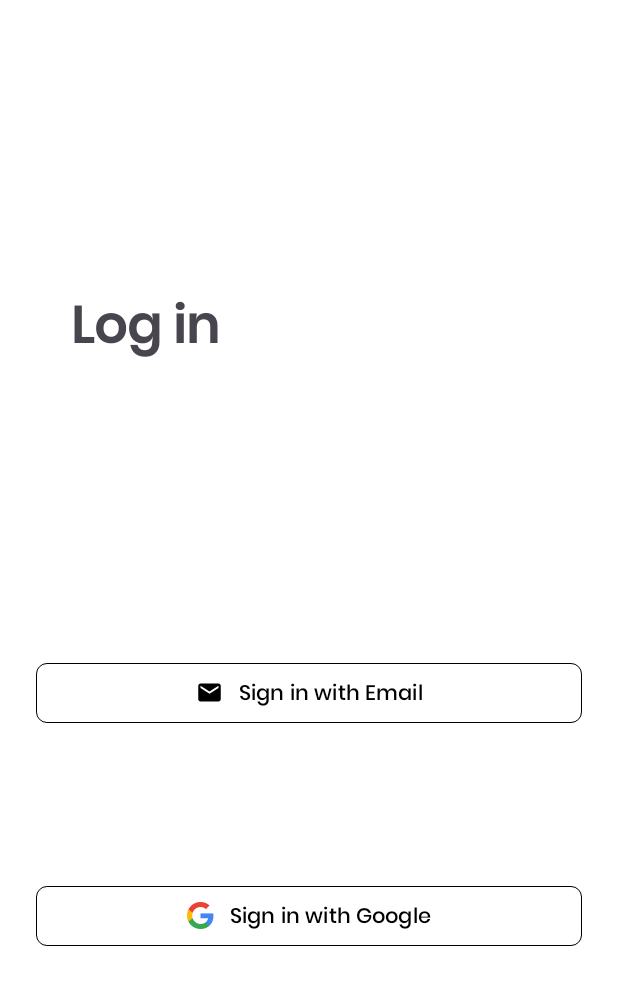
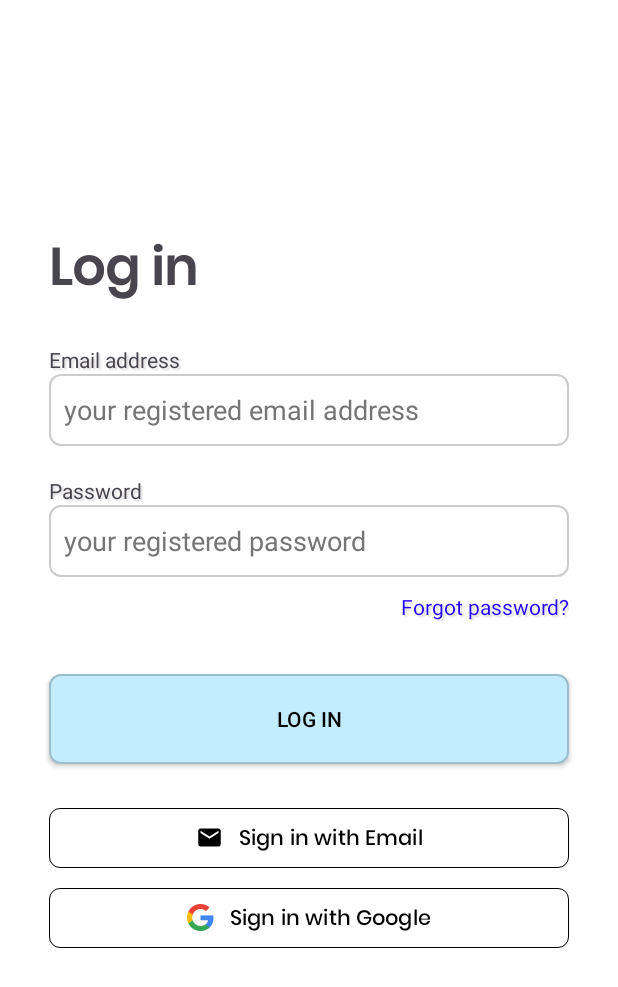
Before and after one commit to Thormogal/CloseBySocialize, an Android app: the LoginActivity screen opened directly, with no data from a screen before it, on a phone screen of 412 x 824 dp. Shown: the top 987 px of the screen. Run offline under Robolectric (Android 15) with nearby library versions, the phone set to English and light mode, and no system bars; our stand-ins replace Firebase (no records; nobody signed in at launch, a user with empty details on screens opened directly).

Commit message:
Fixed some more of the layout on the login screen. Added strings and a color.

```diff
--- a/app/src/main/res/layout/activity_login.xml
+++ b/app/src/main/res/layout/activity_login.xml
@@ -6,14 +6,129 @@
     android:layout_height="match_parent"
     android:background="@color/primary_background">
 
+    <androidx.constraintlayout.widget.Guideline
+        android:id="@+id/loginVerticalGuideline1"
+        android:layout_width="wrap_content"
+        android:layout_height="wrap_content"
+        android:orientation="vertical"
+        app:layout_constraintGuide_percent="0.08" />
+
+    <androidx.constraintlayout.widget.Guideline
+        android:id="@+id/loginVerticalGuideline2"
+        android:layout_width="wrap_content"
+        android:layout_height="wrap_content"
+        android:orientation="vertical"
+        app:layout_constraintGuide_percent="0.92" />
+
+    <TextView
+        android:id="@+id/logInTextView"
+        android:layout_width="0dp"
+        android:layout_height="wrap_content"
+        android:fontFamily="@font/poppins_medium"
+        android:text="@string/log_in"
+        android:textSize="34sp"
+        android:textStyle="bold"
+        app:layout_constraintStart_toStartOf="@id/loginVerticalGuideline1"
+        app:layout_constraintEnd_toEndOf="@id/loginVerticalGuideline2"
+        app:layout_constraintTop_toTopOf="parent"
+        app:layout_constraintBottom_toBottomOf="parent"
+        app:layout_constraintVertical_bias="0.20" />
+
+    <TextView
+        android:id="@+id/loginEmailTextView"
+        android:layout_width="0dp"
+        android:layout_height="wrap_content"
+        android:layout_marginTop="20dp"
+        android:shadowColor="@color/primary_text_background_shadow"
+        android:shadowDx="2"
+        android:shadowDy="2"
+        android:shadowRadius="1"
+        android:text="@string/email_address"
+        app:layout_constraintStart_toStartOf="@id/loginVerticalGuideline1"
+        app:layout_constraintEnd_toEndOf="@id/loginVerticalGuideline2"
+        app:layout_constraintTop_toBottomOf="@+id/logInTextView" />
+
+    <EditText
+        android:id="@+id/loginEmailEditText"
+        android:layout_width="0dp"
+        android:layout_height="wrap_content"
+        android:background="@drawable/button_login_border"
+        android:hint="@string/registered_email"
+        android:inputType="textEmailAddress"
+        android:maxLines="1"
+        android:minHeight="48dp"
+        android:padding="10dp"
+        android:textColorHint="#757575"
+        app:layout_constraintStart_toStartOf="@id/loginVerticalGuideline1"
+        app:layout_constraintEnd_toEndOf="@id/loginVerticalGuideline2"
+        app:layout_constraintTop_toBottomOf="@id/loginEmailTextView" />
+
+    <TextView
+        android:id="@+id/loginPasswordTextView"
+        android:layout_width="0dp"
+        android:layout_height="wrap_content"
+        android:layout_marginTop="20dp"
+        android:shadowColor="@color/primary_text_background_shadow"
+        android:shadowDx="2"
+        android:shadowDy="2"
+        android:shadowRadius="1"
+        android:text="@string/password"
+        app:layout_constraintStart_toStartOf="@id/loginVerticalGuideline1"
+        app:layout_constraintEnd_toEndOf="@id/loginVerticalGuideline2"
+        app:layout_constraintTop_toBottomOf="@+id/loginEmailEditText" />
+
+    <EditText
+        android:id="@+id/loginPasswordEditText"
+        android:layout_width="0dp"
+        android:layout_height="wrap_content"
+        android:background="@drawable/button_login_border"
+        android:hint="@string/registered_password"
+        android:inputType="textPassword"
+        android:maxLines="1"
+        android:minHeight="48dp"
+        android:padding="10dp"
+        android:textColorHint="#757575"
+        app:layout_constraintStart_toStartOf="@id/loginVerticalGuideline1"
+        app:layout_constraintEnd_toEndOf="@id/loginVerticalGuideline2"
+        app:layout_constraintTop_toBottomOf="@id/loginPasswordTextView" />
+
+    <TextView
+        android:id="@+id/forgotPasswordTextView"
+        android:layout_width="0dp"
+        android:layout_height="wrap_content"
+        android:layout_marginTop="10dp"
+        android:shadowColor="@color/primary_text_background_shadow"
+        android:shadowDx="2"
+        android:shadowDy="2"
+        android:shadowRadius="1"
+        android:text="@string/forgot_password"
+        android:textAlignment="textEnd"
+        android:textColor="@color/primary_text_forgot_password_blue"
+        app:layout_constraintEnd_toEndOf="@id/loginVerticalGuideline2"
+        app:layout_constraintStart_toStartOf="@id/loginVerticalGuideline1"
+        app:layout_constraintTop_toBottomOf="@+id/loginPasswordEditText" />
+
+    <androidx.appcompat.widget.AppCompatButton
+        android:id="@+id/loginButton"
+        android:layout_width="0dp"
+        android:layout_height="wrap_content"
+        android:layout_marginTop="35dp"
+        android:background="@drawable/button_login_border"
+        android:backgroundTint="@color/primary_blue"
+        android:backgroundTintMode="multiply"
+        android:minHeight="60dp"
+        android:text="@string/log_in"
+        android:textAlignment="center"
+        android:textColor="@color/primary_text"
+        app:layout_constraintStart_toStartOf="@id/loginVerticalGuideline1"
+        app:layout_constraintEnd_toEndOf="@id/loginVerticalGuideline2"
+        app:layout_constraintTop_toBottomOf="@+id/forgotPasswordTextView" />
+
     <Button
         android:id="@+id/signInEmailButton"
         android:layout_width="0dp"
         android:layout_height="48dp"
-        android:layout_marginTop="100dp"
-        android:layout_marginStart="24dp"
-        android:layout_marginEnd="24dp"
-        android:layout_marginBottom="5dp"
+        android:layout_marginTop="25dp"
         android:backgroundTint="@color/primary_background"
         android:fontFamily="@font/poppins_medium"
         android:includeFontPadding="false"
@@ -24,10 +139,10 @@
         app:iconGravity="textStart"
         app:iconPadding="10dp"
         app:iconTint="@color/primary_text"
+        app:layout_constraintTop_toBottomOf="@+id/loginButton"
         app:layout_constraintBottom_toTopOf="@id/signInGoogleButton"
-        app:layout_constraintEnd_toEndOf="parent"
-        app:layout_constraintStart_toStartOf="parent"
-        app:layout_constraintTop_toBottomOf="@+id/logInTextView"
+        app:layout_constraintEnd_toEndOf="@id/loginVerticalGuideline2"
+        app:layout_constraintStart_toStartOf="@id/loginVerticalGuideline1"
         app:strokeColor="@color/primary_text"
         app:strokeWidth="0.1dp" />
 
@@ -35,10 +150,7 @@
         android:id="@+id/signInGoogleButton"
         android:layout_width="0dp"
         android:layout_height="48dp"
-        android:layout_marginStart="24dp"
         android:layout_marginTop="5dp"
-        android:layout_marginEnd="24dp"
-        android:layout_marginBottom="100dp"
         android:backgroundTint="@color/primary_background"
         android:fontFamily="@font/poppins_medium"
         android:includeFontPadding="false"
@@ -50,26 +162,10 @@
         app:iconPadding="10dp"
         app:iconTint="@color/primary_background"
         app:iconTintMode="multiply"
-        app:layout_constraintBottom_toBottomOf="parent"
-        app:layout_constraintEnd_toEndOf="parent"
-        app:layout_constraintStart_toStartOf="parent"
         app:layout_constraintTop_toBottomOf="@id/signInEmailButton"
+        app:layout_constraintEnd_toEndOf="@id/loginVerticalGuideline2"
+        app:layout_constraintStart_toStartOf="@id/loginVerticalGuideline1"
         app:strokeColor="@color/primary_text"
         app:strokeWidth="0.1dp" />
 
-    <TextView
-        android:id="@+id/logInTextView"
-        android:layout_width="wrap_content"
-        android:layout_height="wrap_content"
-        android:fontFamily="@font/poppins_medium"
-        android:text="@string/log_in"
-        android:textSize="34sp"
-        android:textStyle="bold"
-        app:layout_constraintBottom_toBottomOf="parent"
-        app:layout_constraintEnd_toEndOf="parent"
-        app:layout_constraintStart_toStartOf="parent"
-        app:layout_constraintTop_toTopOf="parent"
-        app:layout_constraintHorizontal_bias="0.15"
-        app:layout_constraintVertical_bias="0.25" />
-
 </androidx.constraintlayout.widget.ConstraintLayout>
--- a/app/src/main/res/values/colors.xml
+++ b/app/src/main/res/values/colors.xml
@@ -9,5 +9,6 @@
     <color name="primary_text_background_transparent_70">#B3FFFFFF</color>
     <color name="primary_text_background_transparent_85">#D9FFFFFF</color>
     <color name="primary_text_background_shadow">#DADADA</color>
+    <color name="primary_text_forgot_password_blue">#2400FF</color>
 
 </resources>
--- a/app/src/main/res/values/strings.xml
+++ b/app/src/main/res/values/strings.xml
@@ -68,7 +68,10 @@
     // login screen
     <string name="log_in">Log in</string>
     <string name="email_address">Email address</string>
+    <string name="registered_email">your registered email address</string>
     <string name="password">Password</string>
+    <string name="registered_password">your registered password</string>
+    <string name="forgot_password">Forgot password?</string>
     <string name="login_buttonText_email">Sign in with Email</string>
     <string name="login_buttonText_google">Sign in with Google</string>
 
@@ -83,7 +86,6 @@
     // forgot password screen
     <string name="reset_password">Reset password</string>
     <string name="help_password">Please type a password you\'ll remember</string>
-    <string name="registered_email">your registered email address</string>
     <string name="new_password">New password</string>
     <string name="confirm_new_password">Confirm new password</string>
 
```
